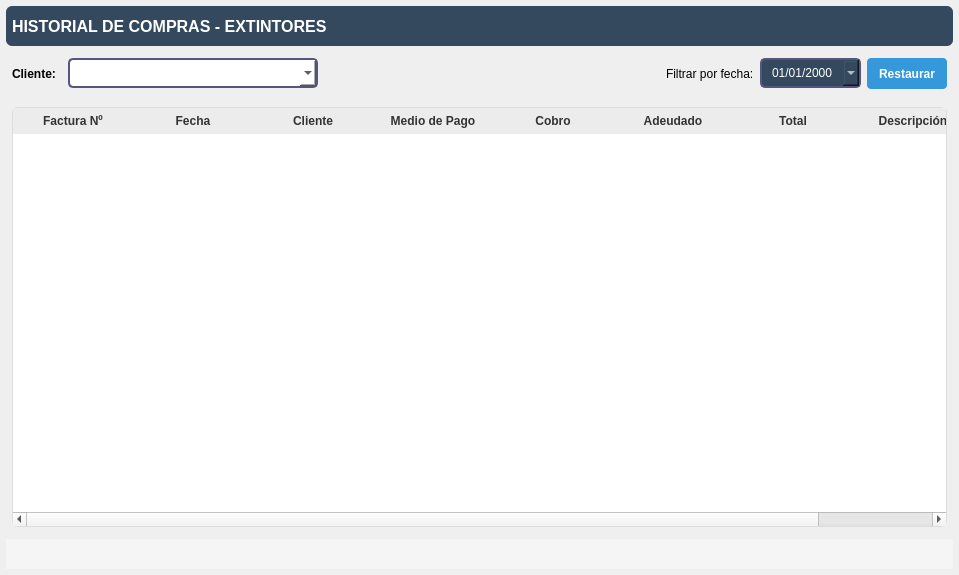
Old version of the form resources/ui/hist_tab.ui in the repository Julian2455/beatmat.
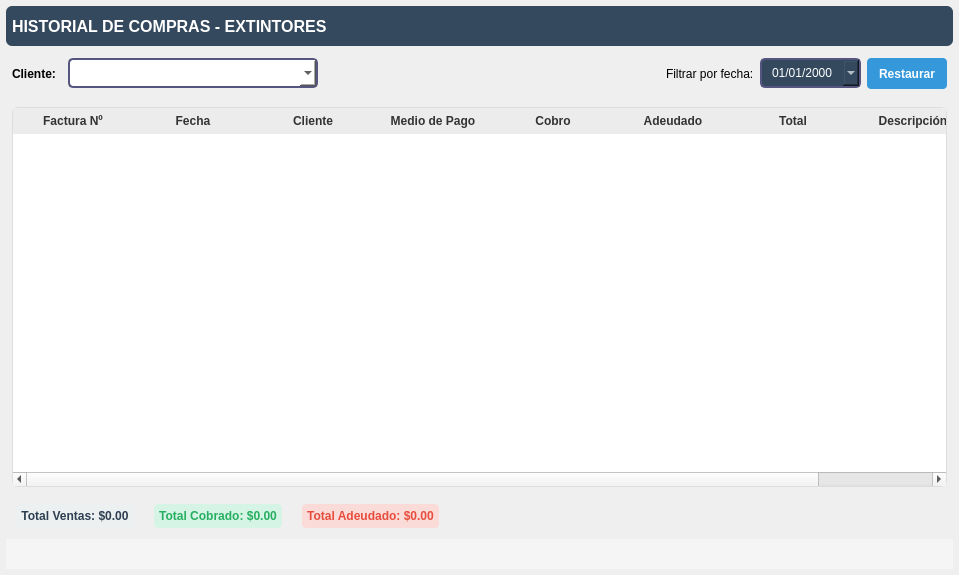
New version of the form. Icons and pictures are not drawn.

Commit message: suma total en el filtro y error en la impresion

Diff of the .ui file:
```diff
--- a/resources/ui/hist_tab.ui
+++ b/resources/ui/hist_tab.ui
@@ -429,6 +429,118 @@
      </layout>
     </widget>
    </item>
+   <item>
+    <widget class="QFrame" name="frameEstadisticas">
+     <property name="maximumSize">
+      <size>
+       <width>16777215</width>
+       <height>40</height>
+      </size>
+     </property>
+     <property name="frameShape">
+      <enum>QFrame::StyledPanel</enum>
+     </property>
+     <property name="frameShadow">
+      <enum>QFrame::Raised</enum>
+     </property>
+     <layout class="QHBoxLayout" name="horizontalLayout_4">
+      <property name="spacing">
+       <number>20</number>
+      </property>
+      <property name="leftMargin">
+       <number>10</number>
+      </property>
+      <property name="topMargin">
+       <number>5</number>
+      </property>
+      <property name="rightMargin">
+       <number>10</number>
+      </property>
+      <property name="bottomMargin">
+       <number>5</number>
+      </property>
+      <item>
+       <widget class="QLabel" name="labelTotalVentas">
+        <property name="font">
+         <font>
+          <pointsize>9</pointsize>
+          <bold>true</bold>
+         </font>
+        </property>
+        <property name="styleSheet">
+         <string notr="true">color: #2c3e50;
+background-color: #ecf0f1;
+padding: 5px;
+border-radius: 4px;</string>
+        </property>
+        <property name="text">
+         <string>Total Ventas: $0.00</string>
+        </property>
+        <property name="alignment">
+         <set>Qt::AlignCenter</set>
+        </property>
+       </widget>
+      </item>
+      <item>
+       <widget class="QLabel" name="labelTotalCobrado">
+        <property name="font">
+         <font>
+          <pointsize>9</pointsize>
+          <bold>true</bold>
+         </font>
+        </property>
+        <property name="styleSheet">
+         <string notr="true">color: #27ae60;
+background-color: #d5f4e6;
+padding: 5px;
+border-radius: 4px;</string>
+        </property>
+        <property name="text">
+         <string>Total Cobrado: $0.00</string>
+        </property>
+        <property name="alignment">
+         <set>Qt::AlignCenter</set>
+        </property>
+       </widget>
+      </item>
+      <item>
+       <widget class="QLabel" name="labelTotalAdeudado">
+        <property name="font">
+         <font>
+          <pointsize>9</pointsize>
+          <bold>true</bold>
+         </font>
+        </property>
+        <property name="styleSheet">
+         <string notr="true">color: #e74c3c;
+background-color: #fadbd8;
+padding: 5px;
+border-radius: 4px;</string>
+        </property>
+        <property name="text">
+         <string>Total Adeudado: $0.00</string>
+        </property>
+        <property name="alignment">
+         <set>Qt::AlignCenter</set>
+        </property>
+       </widget>
+      </item>
+      <item>
+       <spacer name="horizontalSpacer_5">
+        <property name="orientation">
+         <enum>Qt::Horizontal</enum>
+        </property>
+        <property name="sizeHint" stdset="0">
+         <size>
+          <width>40</width>
+          <height>20</height>
+         </size>
+        </property>
+       </spacer>
+      </item>
+     </layout>
+    </widget>
+   </item>
    <item>
     <widget class="QWidget" name="widgetPaginacion" native="true">
      <property name="maximumSize">
```
The commit also changes 7 other files.
